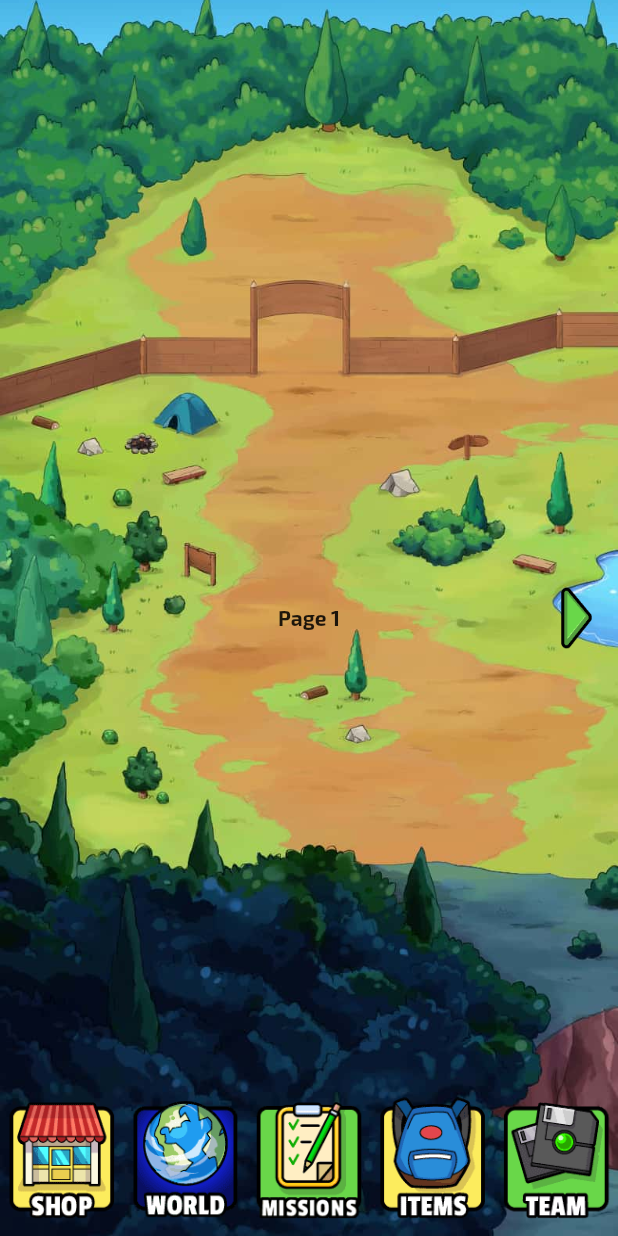
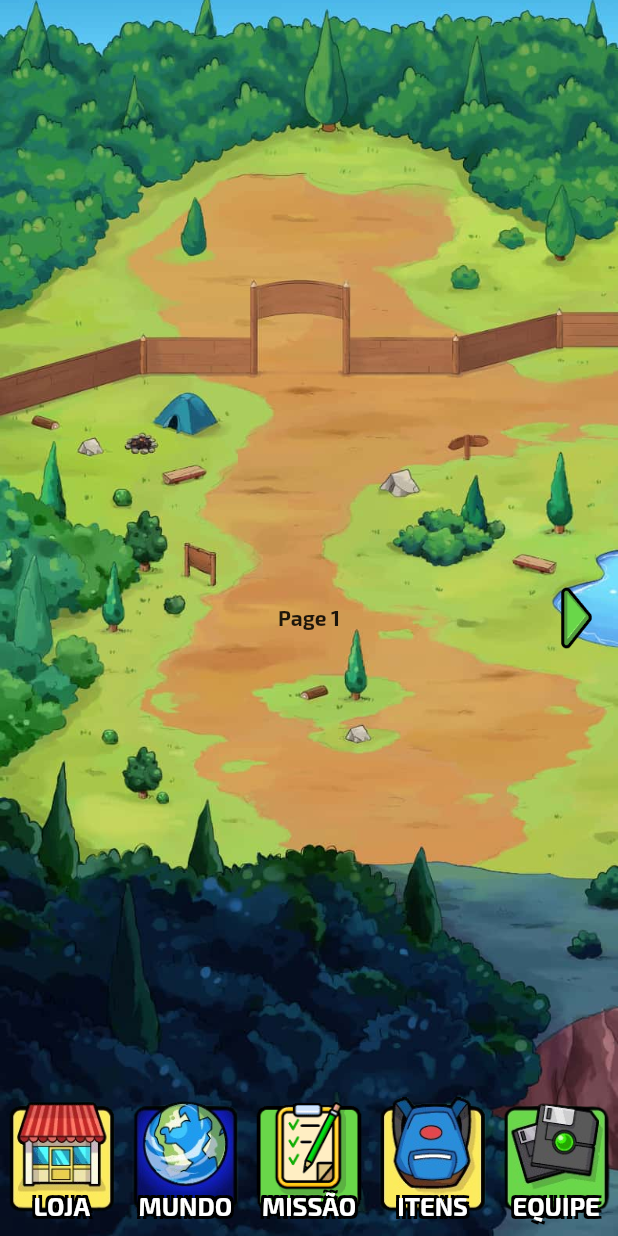
Before and after one commit to charleslana/creatures_online_client, a Flutter app: the HomePage screen opened by its route, on a phone screen of 412 x 824 dp. Run offline on Flutter 3.47's test engine with Material 2 defaults, Android fonts, the phone set to English and light mode, and no system bars; our stand-ins replace flutter_riverpod.

Commit message:
update menu bottom component

```diff
--- a/lib/components/green_button_component.dart
+++ b/lib/components/green_button_component.dart
@@ -1,3 +1,4 @@
+import 'package:creatures_online_client/utils/const.dart';
 import 'package:creatures_online_client/utils/data_image.dart';
 import 'package:flutter/material.dart';
 
@@ -31,29 +32,12 @@ class GreenButtonComponent extends StatelessWidget {
             fit: BoxFit.scaleDown,
             child: Text(
               'Jogar!'.toUpperCase(),
-              style: const TextStyle(
+              style: TextStyle(
                 inherit: true,
                 fontSize: 35,
                 fontWeight: FontWeight.w500,
                 color: Colors.white,
-                shadows: [
-                  Shadow(
-                    // bottomLeft
-                    offset: Offset(-2, -2), color: Colors.black,
-                  ),
-                  Shadow(
-                    // bottomRight
-                    offset: Offset(2, -2), color: Colors.black,
-                  ),
-                  Shadow(
-                    // topRight
-                    offset: Offset(2, 2), color: Colors.black,
-                  ),
-                  Shadow(
-                    // topLeft
-                    offset: Offset(-2, 2), color: Colors.black,
-                  ),
-                ],
+                shadows: shadows,
               ),
               textAlign: TextAlign.center,
             ),
--- a/lib/components/menu_bottom_component.dart
+++ b/lib/components/menu_bottom_component.dart
@@ -1,3 +1,4 @@
+import 'package:creatures_online_client/utils/const.dart';
 import 'package:flutter/material.dart';
 
 import '../utils/data_image.dart';
@@ -17,28 +18,41 @@ class MenuBottomComponent extends StatelessWidget {
           crossAxisCount: 5,
         ),
         children: [
-          InkWell(
-            onTap: () => {},
-            child: Image.asset(btnShop),
-          ),
-          InkWell(
-            onTap: () => {},
-            child: Image.asset(btnWorld),
-          ),
-          InkWell(
-            onTap: () => {},
-            child: Image.asset(btnMission),
-          ),
-          InkWell(
-            onTap: () => {},
-            child: Image.asset(btnItems),
-          ),
-          InkWell(
-            onTap: () => {},
-            child: Image.asset(btnTeam),
-          ),
+          _menu('Loja', btnShop, () => {}),
+          _menu('Mundo', btnWorld, () => {}),
+          _menu('Missão', btnMission, () => {}),
+          _menu('Itens', btnItems, () => {}),
+          _menu('Equipe', btnTeam, () => {}),
         ],
       ),
     );
   }
+
+  Widget _menu(String text, String image, VoidCallback callback) {
+    return InkWell(
+      onTap: callback,
+      child: Container(
+        decoration: BoxDecoration(
+          image: DecorationImage(
+            image: AssetImage(image),
+            fit: BoxFit.contain,
+          ),
+        ),
+        child: Align(
+          alignment: Alignment.bottomCenter,
+          child: FittedBox(
+            fit: BoxFit.scaleDown,
+            child: Text(
+              text.toUpperCase(),
+              style: TextStyle(
+                color: Colors.white,
+                fontSize: 17,
+                shadows: shadows,
+              ),
+            ),
+          ),
+        ),
+      ),
+    );
+  }
 }
--- /dev/null
+++ b/lib/utils/const.dart
@@ -0,0 +1,20 @@
+import 'package:flutter/material.dart';
+
+final List<Shadow> shadows = [
+  const Shadow(
+    // bottomLeft
+    offset: Offset(-2, -2), color: Colors.black,
+  ),
+  const Shadow(
+    // bottomRight
+    offset: Offset(2, -2), color: Colors.black,
+  ),
+  const Shadow(
+    // topRight
+    offset: Offset(2, 2), color: Colors.black,
+  ),
+  const Shadow(
+    // topLeft
+    offset: Offset(-2, 2), color: Colors.black,
+  ),
+];
```
Also changed, not shown: assets/images/icons/btn_green_back.png (added), assets/images/icons/btn_items.png, assets/images/icons/btn_missions.png, assets/images/icons/btn_shop.png, assets/images/icons/btn_team.png, assets/images/icons/btn_world.png.
